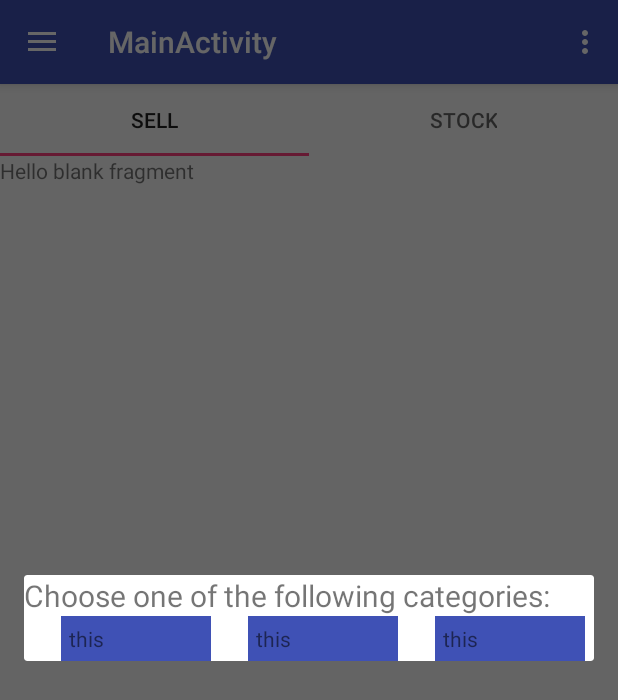
After one commit to ngenovictor/digiduka, an Android app: the fragment AddStockItemFragment placed in its activity, on a phone screen of 412 x 824 dp. The commit adds this screen. Shown: the top 700 px of the screen. Run offline under Robolectric (Android 15) with nearby library versions, the phone set to English and light mode, and no system bars.

Commit message:
create a d=gridview for choosing the categories

```diff
--- a/app/build.gradle
+++ b/app/build.gradle
@@ -35,4 +35,5 @@ dependencies {
 
 
 
+
 apply plugin: 'com.google.gms.google-services'
--- /dev/null
+++ b/app/src/main/java/com/digiduka/digiduka/adapters/CategoriesGridViewAdapter.java
@@ -0,0 +1,47 @@
+package com.digiduka.digiduka.adapters;
+
+import android.content.Context;
+import android.view.LayoutInflater;
+import android.view.View;
+import android.view.ViewGroup;
+import android.widget.BaseAdapter;
+import android.widget.TextView;
+
+import com.digiduka.digiduka.R;
+
+/**
+ * Created by victor on 10/11/17.
+ */
+
+public class CategoriesGridViewAdapter extends BaseAdapter {
+    private Context mContext;
+    private TextView gridText;
+    public CategoriesGridViewAdapter(Context context){
+        mContext = context;
+    }
+    @Override
+    public int getCount() {
+        return 3;
+    }
+
+    @Override
+    public Object getItem(int i) {
+        return null;
+    }
+
+    @Override
+    public long getItemId(int i) {
+        return 0;
+    }
+
+    @Override
+    public View getView(int i, View view, ViewGroup viewGroup) {
+        View thisView = LayoutInflater.from(mContext).inflate(R.layout.category_grid_item, viewGroup, false);
+        gridText = thisView.findViewById(R.id.gridText);
+        gridText.setText("this");
+//        TextView textView;
+//        textView = new TextView(mContext);
+//        textView.setText(Integer.toString(i));
+        return thisView;
+    }
+}
--- /dev/null
+++ b/app/src/main/java/com/digiduka/digiduka/ui/AddStockItemFragment.java
@@ -0,0 +1,36 @@
+package com.digiduka.digiduka.ui;
+
+
+import android.os.Bundle;
+import android.support.v4.app.DialogFragment;
+import android.support.v4.app.Fragment;
+import android.view.LayoutInflater;
+import android.view.View;
+import android.view.ViewGroup;
+import android.widget.GridView;
+
+import com.digiduka.digiduka.R;
+import com.digiduka.digiduka.adapters.CategoriesGridViewAdapter;
+
+/**
+ * A simple {@link Fragment} subclass.
+ */
+public class AddStockItemFragment extends DialogFragment {
+    private GridView gridView;
+
+
+    public AddStockItemFragment() {
+        // Required empty public constructor
+    }
+
+
+    @Override
+    public View onCreateView(LayoutInflater inflater, ViewGroup container, Bundle savedInstanceState) {
+        View view = inflater.inflate(R.layout.fragment_add_stock_item, container, false);
+        gridView = view.findViewById(R.id.gridView);
+        CategoriesGridViewAdapter adapter = new CategoriesGridViewAdapter(getContext());
+        gridView.setAdapter(adapter);
+        return view;
+    }
+
+}
--- a/app/src/main/java/com/digiduka/digiduka/ui/SellProductsFragment.java
+++ b/app/src/main/java/com/digiduka/digiduka/ui/SellProductsFragment.java
@@ -2,33 +2,32 @@ package com.digiduka.digiduka.ui;
 
 
 import android.os.Bundle;
+import android.support.design.widget.FloatingActionButton;
 import android.support.v4.app.Fragment;
+import android.util.Log;
 import android.view.LayoutInflater;
 import android.view.View;
 import android.view.ViewGroup;
+import android.widget.Button;
 
 import com.digiduka.digiduka.R;
 
 /**
  * A simple {@link Fragment} subclass.
  */
-public class SellProductsFragment extends Fragment {
-
+public class SellProductsFragment extends Fragment{
 
     public SellProductsFragment() {
         // Required empty public constructor
     }
     public static SellProductsFragment newInstance(){
-        SellProductsFragment sellProductsFragment = new SellProductsFragment();
-        return sellProductsFragment;
+        return new SellProductsFragment();
     }
 
 
     @Override
-    public View onCreateView(LayoutInflater inflater, ViewGroup container,
-                             Bundle savedInstanceState) {
-        // Inflate the layout for this fragment
-        return inflater.inflate(R.layout.fragment_sell_products, container, false);
+    public View onCreateView(LayoutInflater inflater, ViewGroup container, Bundle savedInstanceState) {
+        View view = inflater.inflate(R.layout.fragment_sell_products, container, false);
+        return view;
     }
-
 }
--- a/app/src/main/java/com/digiduka/digiduka/ui/UpdateStockFragment.java
+++ b/app/src/main/java/com/digiduka/digiduka/ui/UpdateStockFragment.java
@@ -2,17 +2,24 @@ package com.digiduka.digiduka.ui;
 
 
 import android.os.Bundle;
+import android.support.design.widget.FloatingActionButton;
 import android.support.v4.app.Fragment;
+import android.support.v4.app.FragmentManager;
+import android.util.Log;
 import android.view.LayoutInflater;
 import android.view.View;
 import android.view.ViewGroup;
+import android.widget.GridView;
 
 import com.digiduka.digiduka.R;
+import com.digiduka.digiduka.adapters.CategoriesGridViewAdapter;
 
 /**
  * A simple {@link Fragment} subclass.
  */
-public class UpdateStockFragment extends Fragment {
+public class UpdateStockFragment extends Fragment implements View.OnClickListener {
+    private FloatingActionButton addStockfab;
+
 
 
     public UpdateStockFragment() {
@@ -24,10 +31,21 @@ public class UpdateStockFragment extends Fragment {
 
 
     @Override
-    public View onCreateView(LayoutInflater inflater, ViewGroup container,
-                             Bundle savedInstanceState) {
-        // Inflate the layout for this fragment
-        return inflater.inflate(R.layout.fragment_update_stock, container, false);
+    public View onCreateView(LayoutInflater inflater, ViewGroup container, Bundle savedInstanceState) {
+        View view = inflater.inflate(R.layout.fragment_update_stock, container, false);
+        addStockfab = view.findViewById(R.id.addStockfab);
+
+        addStockfab.setOnClickListener(this);
+
+        return  view;
     }
 
+    @Override
+    public void onClick(View view) {
+        if(view == addStockfab){
+            FragmentManager fm = getFragmentManager();
+            AddStockItemFragment addStockItemFragment = new AddStockItemFragment();
+            addStockItemFragment.show(fm, "dialog");
+        }
+    }
 }
--- /dev/null
+++ b/app/src/main/res/layout/category_grid_item.xml
@@ -0,0 +1,13 @@
+<?xml version="1.0" encoding="utf-8"?>
+<android.support.constraint.ConstraintLayout
+    xmlns:android="http://schemas.android.com/apk/res/android"
+    android:padding="5dp"
+    android:background="@color/colorPrimary"
+    android:layout_width="match_parent"
+    android:layout_height="match_parent">
+    <TextView
+        android:id="@+id/gridText"
+        android:layout_width="wrap_content"
+        android:layout_height="wrap_content" />
+
+</android.support.constraint.ConstraintLayout>
--- /dev/null
+++ b/app/src/main/res/layout/fragment_add_stock_item.xml
@@ -0,0 +1,30 @@
+<android.support.constraint.ConstraintLayout xmlns:android="http://schemas.android.com/apk/res/android"
+    xmlns:tools="http://schemas.android.com/tools"
+    android:layout_width="match_parent"
+    android:layout_height="match_parent"
+    xmlns:app="http://schemas.android.com/apk/res-auto"
+    tools:context="com.digiduka.digiduka.ui.AddStockItemFragment">
+    <TextView
+        android:id="@+id/addStockTitle"
+        android:text="Choose one of the following categories:"
+        android:textSize="20sp"
+        android:gravity="center"
+        android:layout_width="match_parent"
+        android:layout_height="wrap_content"
+        app:layout_constraintTop_toTopOf="parent"/>
+
+
+    <GridView
+        android:id="@+id/gridView"
+        android:layout_width="match_parent"
+        android:layout_height="wrap_content"
+        android:gravity="center"
+        android:columnWidth="100dp"
+        android:numColumns="auto_fit"
+        android:verticalSpacing="10dp"
+        android:horizontalSpacing="10dp"
+        android:stretchMode="spacingWidthUniform"
+        app:layout_constraintTop_toBottomOf="@+id/addStockTitle">
+    </GridView>
+
+</android.support.constraint.ConstraintLayout>
```
Also changed, not shown: app/src/main/java/com/digiduka/digiduka/models/Category.java (added, +23 -0 lines), app/src/main/java/com/digiduka/digiduka/ui/MainActivity.java (+8 -8 lines), app/src/main/res/drawable/ic_add_black_24dp.xml (added, +9 -0 lines), app/src/main/res/layout/app_bar_main.xml (+0 -8 lines), app/src/main/res/layout/fragment_update_stock.xml (+18 -7 lines).
